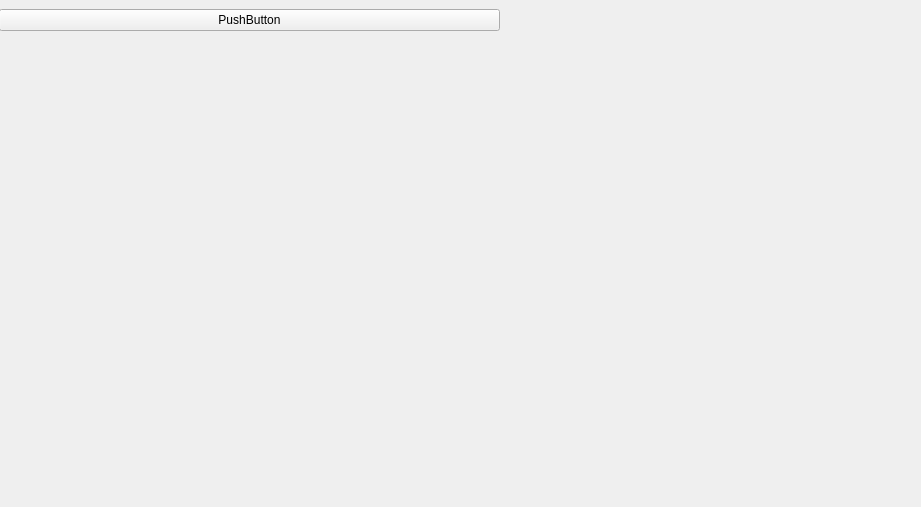
voJuan/Prueba, file tp_poo/pantallaJuego/pantallajuego.ui: the form before one commit.
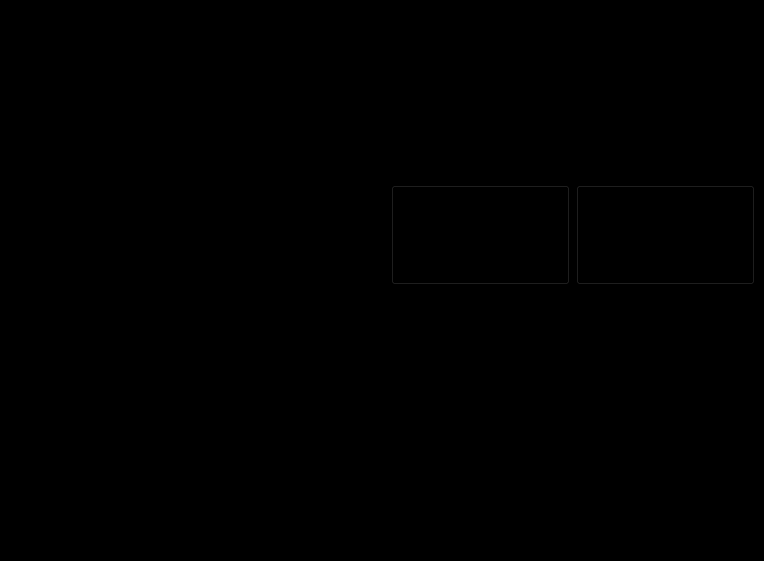
The form after the commit. Icons and pictures are not drawn.

Commit message: pantalla juego

```diff
--- a/tp_poo/pantallaJuego/pantallajuego.ui
+++ b/tp_poo/pantallaJuego/pantallajuego.ui
@@ -6,8 +6,8 @@
    <rect>
     <x>0</x>
     <y>0</y>
-    <width>921</width>
-    <height>507</height>
+    <width>764</width>
+    <height>561</height>
    </rect>
   </property>
   <property name="acceptDrops">
@@ -17,32 +17,92 @@
    <string>Form</string>
   </property>
   <property name="styleSheet">
-   <string notr="true">#pantallaPersona{
+   <string notr="true">
+background-color: rgb(0, 0, 0);</string>
+  </property>
+  <layout class="QGridLayout" name="gridLayout">
+   <property name="leftMargin">
+    <number>0</number>
+   </property>
+   <property name="topMargin">
+    <number>0</number>
+   </property>
+   <property name="rightMargin">
+    <number>0</number>
+   </property>
+   <property name="bottomMargin">
+    <number>0</number>
+   </property>
+   <property name="spacing">
+    <number>0</number>
+   </property>
+   <item row="1" column="3" rowspan="2">
+    <layout class="QVBoxLayout" name="verticalLayout_2">
+     <item>
+      <widget class="QWidget" name="imagen" native="true">
+       <property name="styleSheet">
+        <string notr="true">#imagen {
+	border-image: url(:/recursos/imagenes/Recursos/Imagenes/descarga.png);
+}</string>
+       </property>
+       <layout class="QGridLayout" name="gridLayout_2">
+        <property name="bottomMargin">
+         <number>100</number>
+        </property>
+        <item row="0" column="0">
+         <widget class="QPushButton" name="rechazar">
+          <property name="minimumSize">
+           <size>
+            <width>100</width>
+            <height>100</height>
+           </size>
+          </property>
+          <property name="styleSheet">
+           <string notr="true">#rechazar {
+	border-image: url(:/recursos/imagenes/Recursos/Imagenes/remove.png);
+}</string>
+          </property>
+          <property name="text">
+           <string/>
+          </property>
+         </widget>
+        </item>
+        <item row="0" column="1">
+         <widget class="QPushButton" name="aceptar">
+          <property name="minimumSize">
+           <size>
+            <width>100</width>
+            <height>100</height>
+           </size>
+          </property>
+          <property name="styleSheet">
+           <string notr="true">#aceptar{
+	border-image: url(:/recursos/imagenes/Recursos/Imagenes/aprobado-boton.png);
+}</string>
+          </property>
+          <property name="text">
+           <string/>
+          </property>
+         </widget>
+        </item>
+       </layout>
+      </widget>
+     </item>
+    </layout>
+   </item>
+   <item row="2" column="2">
+    <widget class="QWidget" name="widget_2" native="true"/>
+   </item>
+   <item row="1" column="2">
+    <widget class="QWidget" name="fondopersona" native="true">
+     <property name="styleSheet">
+      <string notr="true">#fondopersona{
 	border-image: url(:/recursos/imagenes/Recursos/Imagenes/fondoPersona.jpg);
 }</string>
-  </property>
-  <widget class="QWidget" name="gridLayoutWidget">
-   <property name="geometry">
-    <rect>
-     <x>-1</x>
-     <y>9</y>
-     <width>501</width>
-     <height>271</height>
-    </rect>
-   </property>
-   <layout class="QGridLayout" name="pantallaPersona">
-    <property name="sizeConstraint">
-     <enum>QLayout::SetMaximumSize</enum>
-    </property>
-    <item row="0" column="0">
-     <widget class="QPushButton" name="pushButton">
-      <property name="text">
-       <string>PushButton</string>
-      </property>
-     </widget>
-    </item>
-   </layout>
-  </widget>
+     </property>
+    </widget>
+   </item>
+  </layout>
  </widget>
  <resources/>
  <connections/>
```
Left out of the diff: 6 changed lines with no effect on the pictures. The commit also changes 4 other files.
